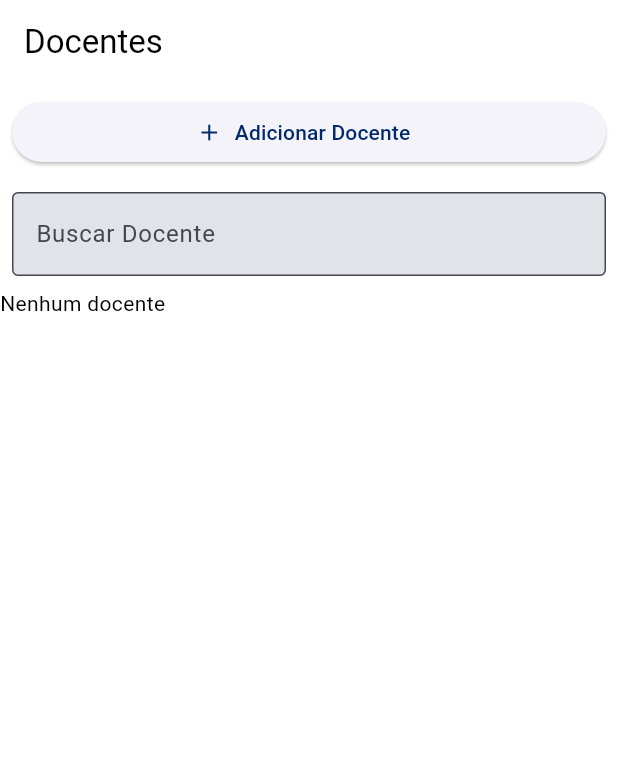
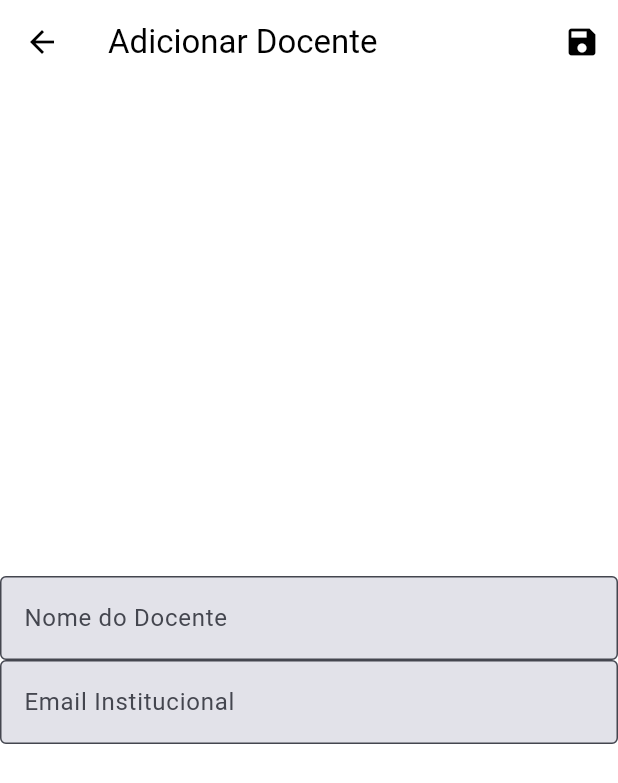
Before and after one commit to KaduCmK/uerj_companion, a Flutter app: the DocentesScreen screen opened by its route, after a tap on "Adicionar Docente", on a phone screen of 412 x 824 dp. Shown: the top 783 px of the screen. Run offline on Flutter 3.47's test engine with Material 3 defaults, Android fonts, the light colour scheme and no system bars; our stand-ins replace bloc, cloud_firestore, equatable, firebase_auth, firebase_core, flex_color_scheme and 5 more; accounts and stored records are empty; statements that could not run were skipped.

Commit message:
esqueleto da logica de add docente

```diff
--- a/lib/features/docentes/data/docente_repository.dart
+++ b/lib/features/docentes/data/docente_repository.dart
@@ -5,7 +5,7 @@ import 'package:uerj_companion/features/docentes/domain/entities/avaliacao.dart'
 class DocenteRepository {
   final _docentesCollection = FirebaseFirestore.instance.collection('docentes');
 
-  Future<void> addOrUpdateDocente(Docente docente) async {
+  Future<void> upsertDocente(Docente docente) async {
     await _docentesCollection.doc(docente.id).set(docente.toMap(), SetOptions(merge: true));
   }
 
--- a/lib/features/docentes/presentation/bloc/docentes_bloc.dart
+++ b/lib/features/docentes/presentation/bloc/docentes_bloc.dart
@@ -26,5 +26,9 @@ class DocentesBloc extends Bloc<DocentesEvent, DocentesState> {
         emit(DocentesError(e.toString()));
       }
     });
+
+    on<EditDocente>((event, emit) {
+      emit(DocenteEditing(event.docente));
+    });
   }
 }
--- a/lib/features/docentes/presentation/bloc/docentes_event.dart
+++ b/lib/features/docentes/presentation/bloc/docentes_event.dart
@@ -8,3 +8,14 @@ sealed class DocentesEvent extends Equatable {
 }
 
 final class GetDocentes extends DocentesEvent {}
+
+final class EditDocente extends DocentesEvent {
+  final Docente docente;
+
+  const EditDocente({required this.docente});
+
+  @override
+  List<Object> get props => [docente];
+}
+
+final class SetDocente extends DocentesEvent {}
--- a/lib/features/docentes/presentation/bloc/docentes_state.dart
+++ b/lib/features/docentes/presentation/bloc/docentes_state.dart
@@ -20,6 +20,15 @@ final class DocentesLoaded extends DocentesState {
   List<Object?> get props => [docentes];
 }
 
+final class DocenteEditing extends DocentesState {
+  final Docente docente;
+
+  const DocenteEditing(this.docente);
+
+  @override
+  List<Object?> get props => [docente];
+}
+
 final class DocentesError extends DocentesState {
   final String message;
 
--- a/lib/features/docentes/presentation/docentes_screen.dart
+++ b/lib/features/docentes/presentation/docentes_screen.dart
@@ -1,5 +1,6 @@
 import 'package:flutter/material.dart';
 import 'package:flutter_bloc/flutter_bloc.dart';
+import 'package:go_router/go_router.dart';
 import 'package:uerj_companion/features/docentes/presentation/bloc/docentes_bloc.dart';
 
 class DocentesScreen extends StatelessWidget {
@@ -20,7 +21,7 @@ class DocentesScreen extends StatelessWidget {
               child: ElevatedButton.icon(
                 icon: const Icon(Icons.add),
                 label: const Text("Adicionar Docente"),
-                onPressed: () {},
+                onPressed: () => context.push('/edit-docente'),
               ),
             ),
           ),
@@ -35,7 +36,11 @@ class DocentesScreen extends StatelessWidget {
           ),
 
           SliverToBoxAdapter(
-            child: BlocBuilder<DocentesBloc, DocentesState>(
+            child: BlocConsumer<DocentesBloc, DocentesState>(
+              listener: (context, state) {
+                if (state is DocenteEditing)
+                  context.push('/edit-docente', extra: state.docente);
+              },
               builder: (context, state) {
                 if (state is! DocentesLoaded)
                   return const CircularProgressIndicator();
--- /dev/null
+++ b/lib/features/docentes/presentation/edit_docente_screen.dart
@@ -0,0 +1,66 @@
+import 'package:flutter/material.dart';
+import 'package:flutter_bloc/flutter_bloc.dart';
+import 'package:uerj_companion/features/docentes/presentation/bloc/docentes_bloc.dart';
+
+class EditDocenteScreen extends StatefulWidget {
+  const EditDocenteScreen({super.key});
+
+  @override
+  State<EditDocenteScreen> createState() => _EditDocenteScreenState();
+}
+
+class _EditDocenteScreenState extends State<EditDocenteScreen> {
+  late final TextEditingController _nomeController;
+  late final TextEditingController _emailController;
+
+  @override
+  void initState() {
+    super.initState();
+    _nomeController = TextEditingController();
+    _emailController = TextEditingController();
+  }
+
+  @override
+  Widget build(BuildContext context) {
+    return Scaffold(
+      appBar: AppBar(
+        title: const Text('Adicionar Docente'),
+        actions: [
+          IconButton(
+            onPressed: () => context.read<DocentesBloc>().add(SetDocente()),
+            icon: Icon(Icons.save),
+          ),
+        ],
+      ),
+      body: BlocConsumer<DocentesBloc, DocentesState>(
+        listener: (context, state) {
+          if (state is DocenteEditing) {
+            _nomeController.text = state.docente.nome;
+            _emailController.text = state.docente.email;
+          }
+        },
+        builder: (context, state) {
+          return Center(
+            child: Column(
+              mainAxisSize: MainAxisSize.min,
+              children: [
+                TextField(
+                  controller: _nomeController,
+                  decoration: const InputDecoration(
+                    labelText: 'Nome do Docente',
+                  ),
+                ),
+                TextField(
+                  controller: _emailController,
+                  decoration: const InputDecoration(
+                    labelText: 'Email Institucional',
+                  ),
+                ),
+              ],
+            ),
+          );
+        },
+      ),
+    );
+  }
+}
--- a/lib/main.dart
+++ b/lib/main.dart
@@ -5,7 +5,7 @@ import 'package:flutter_bloc/flutter_bloc.dart';
 import 'package:uerj_companion/app_theme.dart';
 import 'package:uerj_companion/features/auth/presentation/bloc/auth_bloc.dart';
 import 'package:uerj_companion/firebase_options.dart';
-import 'package:uerj_companion/shared/config/app_router.dart';
+import 'package:uerj_companion/shared/router/app_router.dart';
 import 'package:uerj_companion/shared/config/service_locator.dart';
 
 void main() async {
--- a/lib/shared/config/app_router.dart
+++ b/lib/shared/router/app_router.dart
@@ -1,38 +1,19 @@
-import 'dart:async';
-
 import 'package:firebase_auth/firebase_auth.dart';
 import 'package:flutter/material.dart';
-import 'package:flutter_bloc/flutter_bloc.dart';
 import 'package:go_router/go_router.dart';
 import 'package:uerj_companion/features/auth/presentation/bloc/auth_bloc.dart';
 import 'package:uerj_companion/features/auth/presentation/validating_screen.dart';
 import 'package:uerj_companion/features/auth/presentation/welcome_screen.dart';
-import 'package:uerj_companion/features/cursos/domain/entities/curso.dart';
-import 'package:uerj_companion/features/cursos/presentation/bloc/curso_bloc.dart';
-import 'package:uerj_companion/features/cursos/presentation/curso_edit/bloc/curso_edit_bloc.dart';
-import 'package:uerj_companion/features/cursos/presentation/curso_edit/curso_edit_screen.dart';
-import 'package:uerj_companion/features/cursos/presentation/cursos_screen.dart';
-import 'package:uerj_companion/features/docentes/presentation/bloc/docentes_bloc.dart';
-import 'package:uerj_companion/features/docentes/presentation/docentes_screen.dart';
 import 'package:uerj_companion/features/home/home_screen.dart';
 import 'package:uerj_companion/features/profile/presentation/profile_screen.dart';
 import 'package:uerj_companion/shared/config/service_locator.dart';
+import 'package:uerj_companion/shared/router/cursos_routes.dart';
+import 'package:uerj_companion/shared/router/docente_routes.dart';
+import 'package:uerj_companion/shared/router/go_router_refresh_stream.dart';
 
 final rootNavigatorKey = GlobalKey<NavigatorState>();
 
-class GoRouterRefreshStream extends ChangeNotifier {
-  GoRouterRefreshStream(Stream<dynamic> stream) {
-    notifyListeners();
-    _subscription = stream.asBroadcastStream().listen((_) => notifyListeners());
-  }
-  late final StreamSubscription<dynamic> _subscription;
 
-  @override
-  void dispose() {
-    _subscription.cancel();
-    super.dispose();
-  }
-}
 
 final appRouter = GoRouter(
   initialLocation: '/',
@@ -77,33 +58,8 @@ final appRouter = GoRouter(
 
     GoRoute(path: '/profile', builder: (context, state) => ProfileScreen()),
 
-    GoRoute(
-      path: '/info-cursos',
-      builder: (context, state) => BlocProvider(
-        create: (_) => CursoBloc(cursosRepository: sl())..add(LoadCursos()),
-        child: CursosScreen(),
-      ),
-    ),
-    GoRoute(
-      path: '/edit-curso',
-      builder: (context, state) {
-        final curso = state.extra as Curso?;
-        return BlocProvider(
-          create: (context) =>
-              CursoEditBloc(cursosRepository: sl(), cursoToEdit: curso)
-                ..add(LoadCursoToEdit(curso)),
-          child: CursoEditScreen(),
-        );
-      },
-    ),
+    ...cursosRoutes,
 
-    GoRoute(
-      path: '/docentes',
-      builder: (context, state) => BlocProvider(
-        create: (context) =>
-            DocentesBloc(docenteRepository: sl())..add(GetDocentes()),
-        child: const DocentesScreen(),
-      ),
-    ),
+    docenteRoutes
   ],
 );
--- /dev/null
+++ b/lib/shared/router/cursos_routes.dart
@@ -0,0 +1,30 @@
+import 'package:flutter_bloc/flutter_bloc.dart';
+import 'package:go_router/go_router.dart';
+import 'package:uerj_companion/features/cursos/domain/entities/curso.dart';
+import 'package:uerj_companion/features/cursos/presentation/bloc/curso_bloc.dart';
+import 'package:uerj_companion/features/cursos/presentation/curso_edit/bloc/curso_edit_bloc.dart';
+import 'package:uerj_companion/features/cursos/presentation/curso_edit/curso_edit_screen.dart';
+import 'package:uerj_companion/features/cursos/presentation/cursos_screen.dart';
+import 'package:uerj_companion/shared/config/service_locator.dart';
+
+final cursosRoutes = [
+  GoRoute(
+      path: '/info-cursos',
+      builder: (context, state) => BlocProvider(
+        create: (_) => CursoBloc(cursosRepository: sl())..add(LoadCursos()),
+        child: CursosScreen(),
+      ),
+    ),
+    GoRoute(
+      path: '/edit-curso',
+      builder: (context, state) {
+        final curso = state.extra as Curso?;
+        return BlocProvider(
+          create: (context) =>
+              CursoEditBloc(cursosRepository: sl(), cursoToEdit: curso)
+                ..add(LoadCursoToEdit(curso)),
+          child: CursoEditScreen(),
+        );
+      },
+    ),
+];
--- /dev/null
+++ b/lib/shared/router/docente_routes.dart
@@ -0,0 +1,26 @@
+import 'package:flutter_bloc/flutter_bloc.dart';
+import 'package:go_router/go_router.dart';
+import 'package:uerj_companion/features/docentes/presentation/bloc/docentes_bloc.dart';
+import 'package:uerj_companion/features/docentes/presentation/docentes_screen.dart';
+import 'package:uerj_companion/features/docentes/presentation/edit_docente_screen.dart';
+import 'package:uerj_companion/shared/config/service_locator.dart';
+
+final docenteRoutes = ShellRoute(
+      builder: (context, state, child) {
+        return BlocProvider(
+          create: (context) =>
+              DocentesBloc(docenteRepository: sl())..add(GetDocentes()),
+          child: child,
+        );
+      },
+      routes: [
+        GoRoute(
+          path: '/docentes',
+          builder: (context, state) => const DocentesScreen(),
+        ),
+        GoRoute(
+          path: '/edit-docente',
+          builder: (context, state) => const EditDocenteScreen(),
+        ),
+      ],
+    );
--- /dev/null
+++ b/lib/shared/router/go_router_refresh_stream.dart
@@ -0,0 +1,17 @@
+import 'dart:async';
+
+import 'package:flutter/material.dart';
+
+class GoRouterRefreshStream extends ChangeNotifier {
+  GoRouterRefreshStream(Stream<dynamic> stream) {
+    notifyListeners();
+    _subscription = stream.asBroadcastStream().listen((_) => notifyListeners());
+  }
+  late final StreamSubscription<dynamic> _subscription;
+
+  @override
+  void dispose() {
+    _subscription.cancel();
+    super.dispose();
+  }
+}
```
